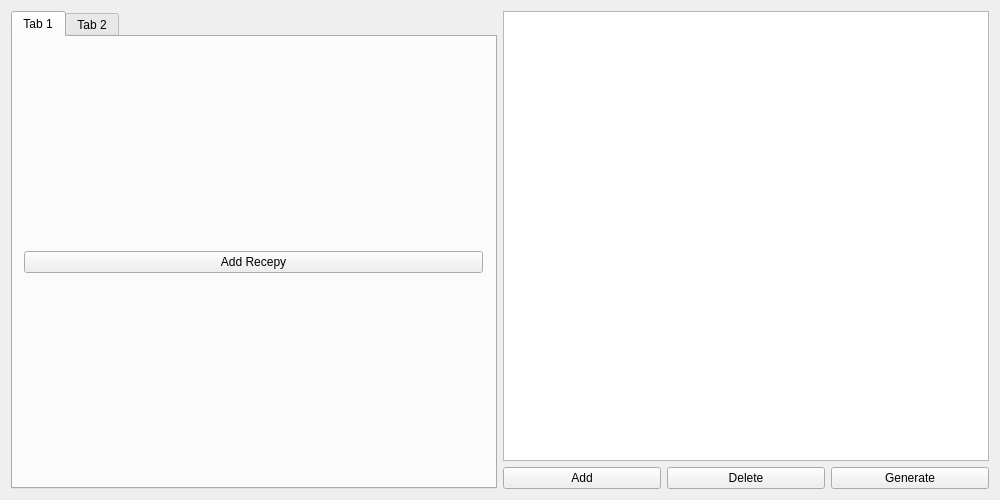
Above: mainwindow.ui from benjamin-zach/MiCasaQt before the change. Below: the same form after it.
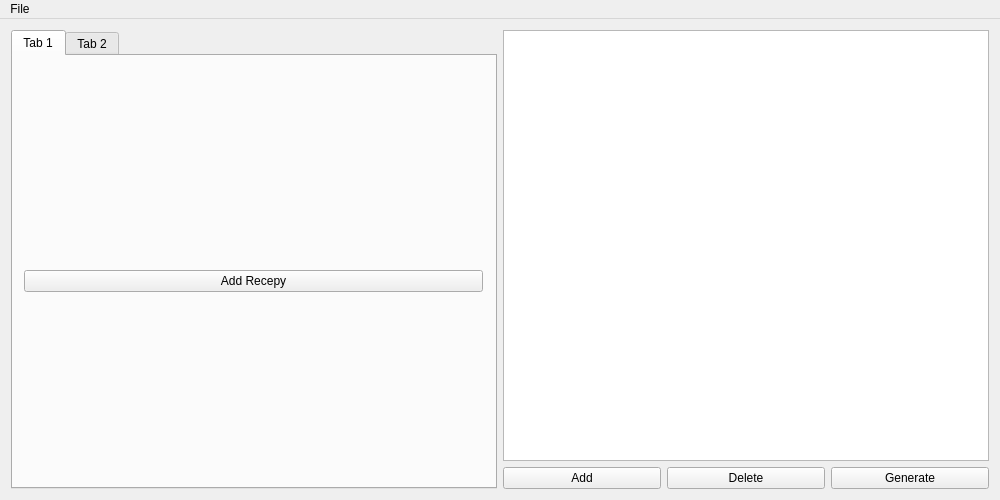
That is the form after the change.

The edit to the form file:
```diff
--- a/mainwindow.ui
+++ b/mainwindow.ui
@@ -93,6 +93,34 @@
     </item>
    </layout>
   </widget>
+  <widget class="QMenuBar" name="menuBar">
+   <property name="geometry">
+    <rect>
+     <x>0</x>
+     <y>0</y>
+     <width>1000</width>
+     <height>21</height>
+    </rect>
+   </property>
+   <widget class="QMenu" name="menuFile">
+    <property name="title">
+     <string>File</string>
+    </property>
+    <addaction name="actionSet_Catalogue_File"/>
+    <addaction name="actionSet_Ingredients_File"/>
+   </widget>
+   <addaction name="menuFile"/>
+  </widget>
+  <action name="actionSet_Catalogue_File">
+   <property name="text">
+    <string>Set Catalogue File</string>
+   </property>
+  </action>
+  <action name="actionSet_Ingredients_File">
+   <property name="text">
+    <string>Set Ingredients File</string>
+   </property>
+  </action>
  </widget>
  <layoutdefault spacing="6" margin="11"/>
  <resources/>
```
